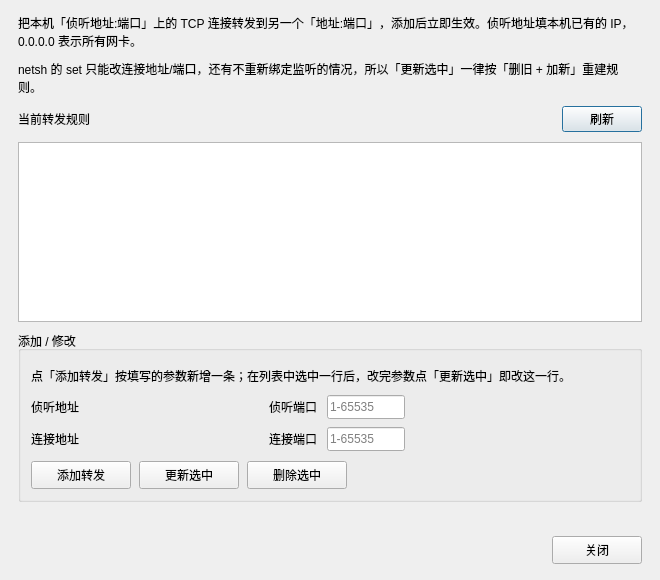
Old version of the form portproxyform.ui in the repository BlueGhostJ/BG_Assistant.
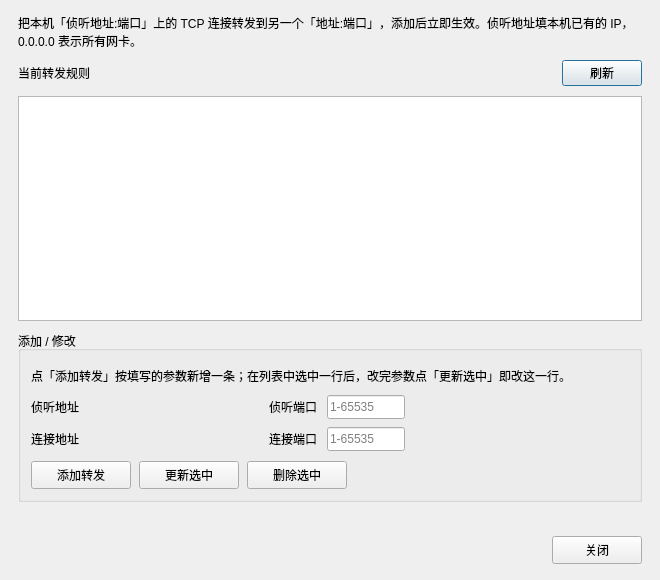
New version of the form. Custom widgets are drawn as their Qt base class.

Commit message: chore(portproxy): 去掉窗口里 netsh set 的说明行

Patch:
```diff
--- a/portproxyform.ui
+++ b/portproxyform.ui
@@ -45,16 +45,6 @@
      </property>
     </widget>
    </item>
-   <item>
-    <widget class="QLabel" name="hintLine2Label">
-     <property name="text">
-      <string>netsh 的 set 只能改连接地址/端口，还有不重新绑定监听的情况，所以「更新选中」一律按「删旧 + 加新」重建规则。</string>
-     </property>
-     <property name="wordWrap">
-      <bool>true</bool>
-     </property>
-    </widget>
-   </item>
    <item>
     <layout class="QHBoxLayout" name="listHeaderLayout">
      <property name="spacing">
```
